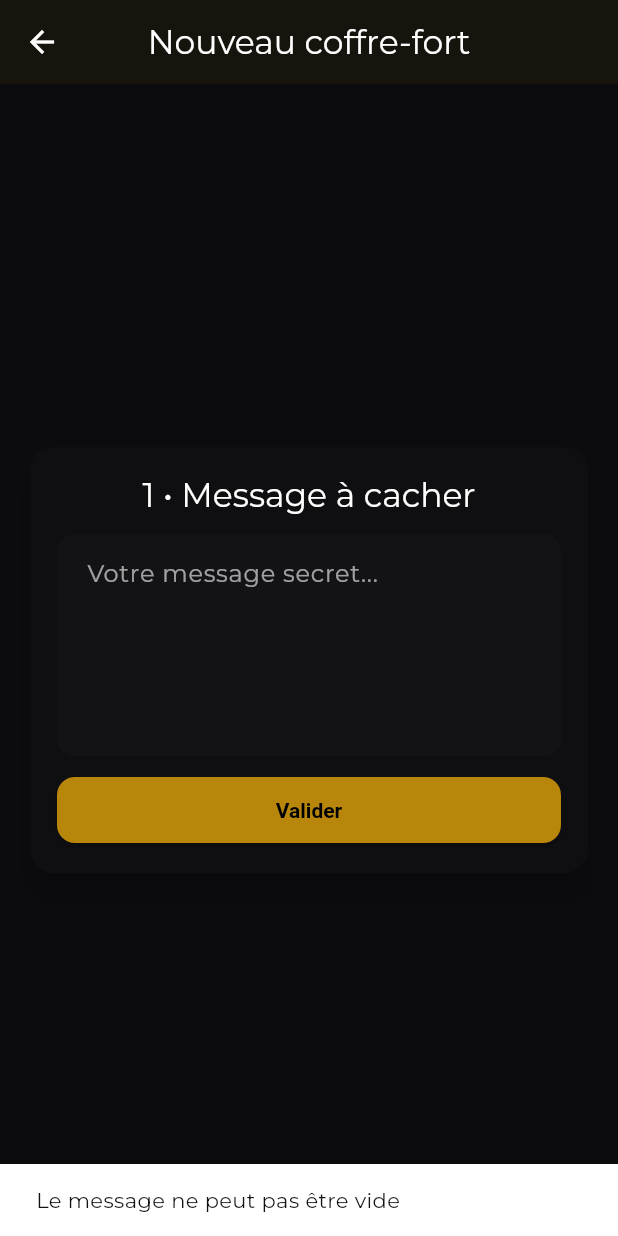
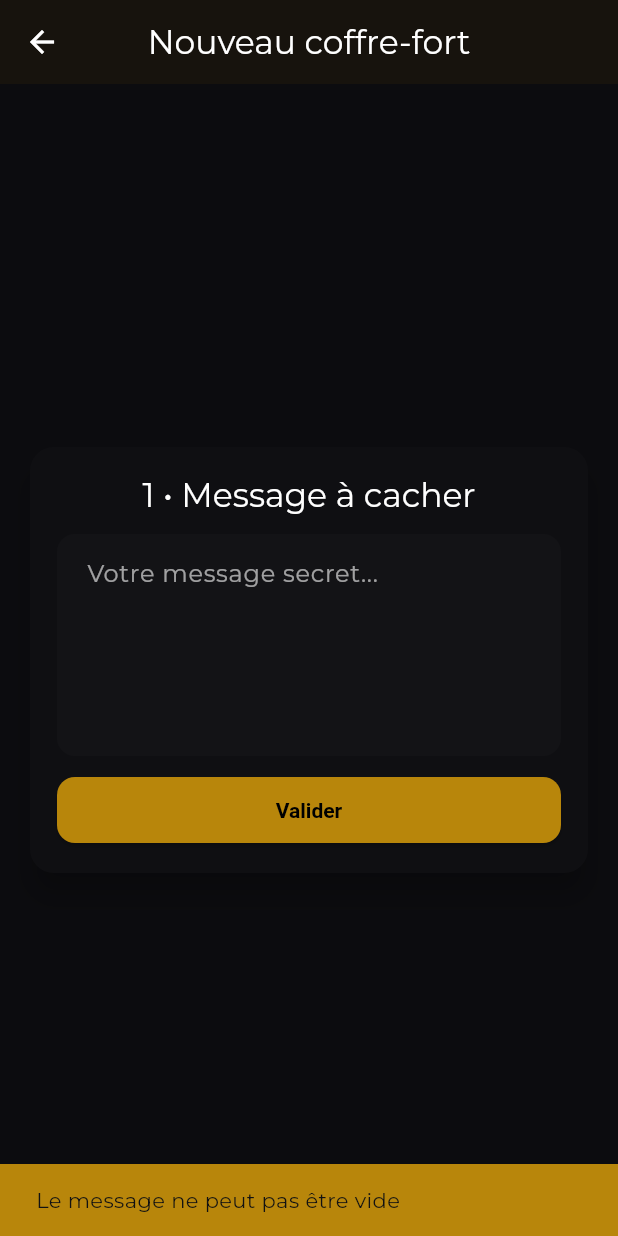
Before and after one commit to E-Rossignol/temporary_vault, a Flutter app: the NewVaultPage screen opened by its route, after a tap on "Valider", on a phone screen of 412 x 824 dp. Run offline on Flutter 3.47's test engine with Material 3 defaults, Android fonts, the phone set to English and light mode, and no system bars; our stand-ins replace cloud_firestore, firebase_auth, firebase_core, google_fonts, shared_preferences; accounts and stored records are empty.

Commit message:
[FEAT]: set up vault set up and data collection

```diff
--- a/lib/constants/database_helper.dart
+++ b/lib/constants/database_helper.dart
@@ -34,13 +34,14 @@ class DatabaseHelper {
   // Chaque élément de la liste devient une clé 'field_0', 'field_1', ...
   // Optionnel : préciser l'email de l'utilisateur via le paramètre 'mail'.
   // Retourne l'id du document créé, ou null si erreur.
-  Future<String?> insertUserDataFromList(Data dt, String pwd) async {
+  Future<String?> createVault(Data dt, String pwd) async {
     try {
       final Map<String, dynamic> data = {};
       data['deadline'] = dt.deadline.millisecondsSinceEpoch;
       String encryptedMessage = Helper.encryptMessage(dt.message, pwd);
       data['message'] = encryptedMessage;
       data['user'] = dt.mail;
+      data['locked'] = true;
       final docRef = await userDataCollection.add(data);
       return docRef.id;
     } catch (e) {
--- a/lib/pages/new_vault_page.dart
+++ b/lib/pages/new_vault_page.dart
@@ -108,22 +108,27 @@ class _NewVaultPageState extends State<NewVaultPage> {
     final deadline = _computeDeadline();
     if (message.isEmpty || password.isEmpty || deadline == null) {
       ScaffoldMessenger.of(context).showSnackBar(
-        const SnackBar(content: Text('Veuillez remplir toutes les informations requises')),
+        const SnackBar(content: Text('Veuillez remplir toutes les informations requises'), backgroundColor: Color(0xFFB8860B),
+          duration: Duration(seconds: 1),),
       );
       return;
     }
-
     setState(() => _isLoading = true);
     final email = FirebaseAuth.instance.currentUser?.email;
     Data dt = Data(mail: email ?? '', message: message, deadline: deadline,);
-    DateTime now = DateTime.now();
-    final id = await DatabaseHelper.instance.insertUserDataFromList(dt, _passwordController.text);
+    final id = await DatabaseHelper.instance.createVault(dt, _passwordController.text);
     setState(() {
       _isLoading = false;
       _created = id != null;
       _createdId = id;
-      if (_created) _step = 4;
     });
+    Navigator.pushReplacementNamed(context, '/home');
+    ScaffoldMessenger.of(context).showSnackBar(
+      const SnackBar(content: Center(
+        child: Text('Coffre fort créé'),
+      ), backgroundColor: Color(0xFFB8860B),
+        duration: Duration(seconds: 1),),
+    );
   }
 
   Widget _stepContent() {
@@ -149,7 +154,8 @@ class _NewVaultPageState extends State<NewVaultPage> {
                     onPressed: () {
                       if (_messageController.text.trim().isEmpty) {
                             ScaffoldMessenger.of(context).showSnackBar(
-                              const SnackBar(content: Text('Le message ne peut pas être vide')),
+                              const SnackBar(content: Text('Le message ne peut pas être vide'), backgroundColor: Color(0xFFB8860B),
+                                duration: Duration(seconds: 1),),
                             );
                             return;
                       }
@@ -343,23 +349,6 @@ class _NewVaultPageState extends State<NewVaultPage> {
             ),
           ],
         );
-      case 4: // success
-        return Column(
-          mainAxisSize: MainAxisSize.min,
-          children: [
-            const Icon(Icons.check_circle_outline, size: 80, color: AppTheme.darkGold),
-            const SizedBox(height: 12),
-            const Text('Félicitations, coffre-fort créé !', style: TextStyle(fontSize: 18)),
-            const SizedBox(height: 8),
-            if (_createdId != null)
-              SelectableText('ID: $_createdId', style: const TextStyle(fontSize: 12, color: Colors.white70)),
-            const SizedBox(height: 12),
-            ElevatedButton(
-              onPressed: () => Navigator.pop(context),
-              child: const Text('Retour'),
-            ),
-          ],
-        );
       default:
         return const SizedBox.shrink();
     }
--- a/lib/pages/sign_in.dart
+++ b/lib/pages/sign_in.dart
@@ -51,7 +51,8 @@ class _SignInPageState extends State<SignInPage> {
       );
     } on FirebaseAuthException catch (e) {
       final msg = e.message ?? 'Erreur lors de la connexion';
-      ScaffoldMessenger.of(context).showSnackBar(SnackBar(content: Text(msg)));
+      ScaffoldMessenger.of(context).showSnackBar(SnackBar(content: Text(msg), backgroundColor: Color(0xFFB8860B),
+        duration: Duration(seconds: 1),));
     } finally {
       if (mounted) setState(() => _loading = false);
     }
--- a/lib/pages/sign_up.dart
+++ b/lib/pages/sign_up.dart
@@ -38,7 +38,8 @@ class _SignUpPageState extends State<SignUpPage> {
       );
     } on FirebaseAuthException catch (e) {
       final msg = e.message ?? 'Erreur lors de l\'inscription';
-      ScaffoldMessenger.of(context).showSnackBar(SnackBar(content: Text(msg)));
+      ScaffoldMessenger.of(context).showSnackBar(SnackBar(content: Text(msg), backgroundColor: Color(0xFFB8860B),
+        duration: Duration(seconds: 1)));
     } finally {
       if (mounted) setState(() => _loading = false);
     }
```
